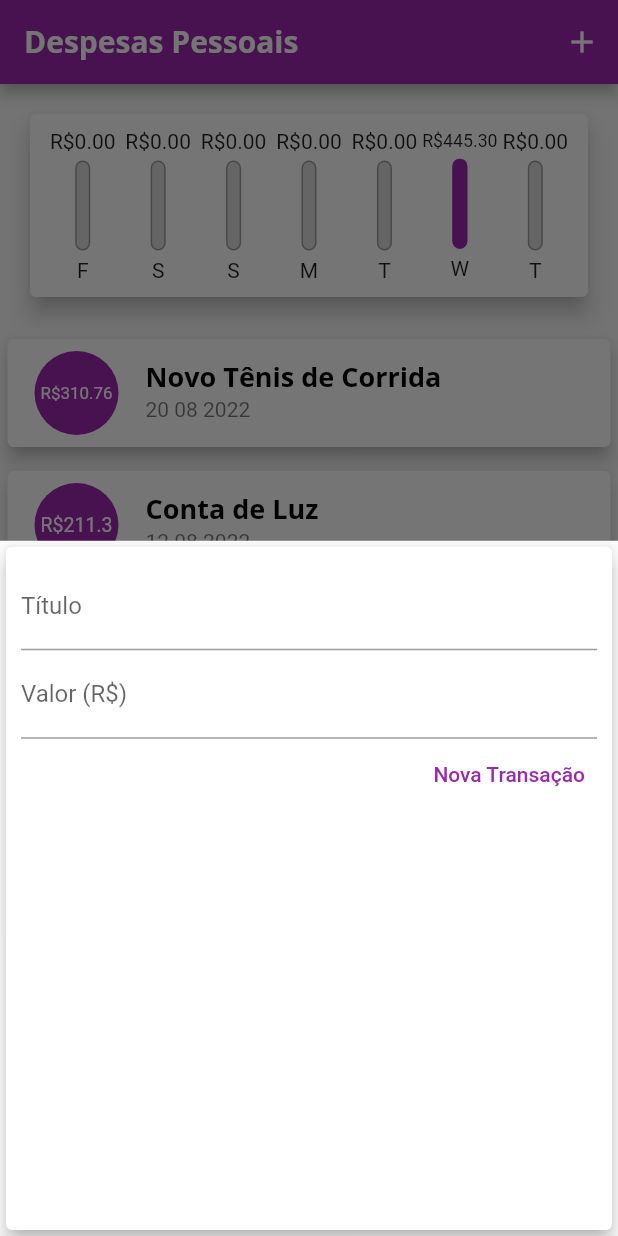
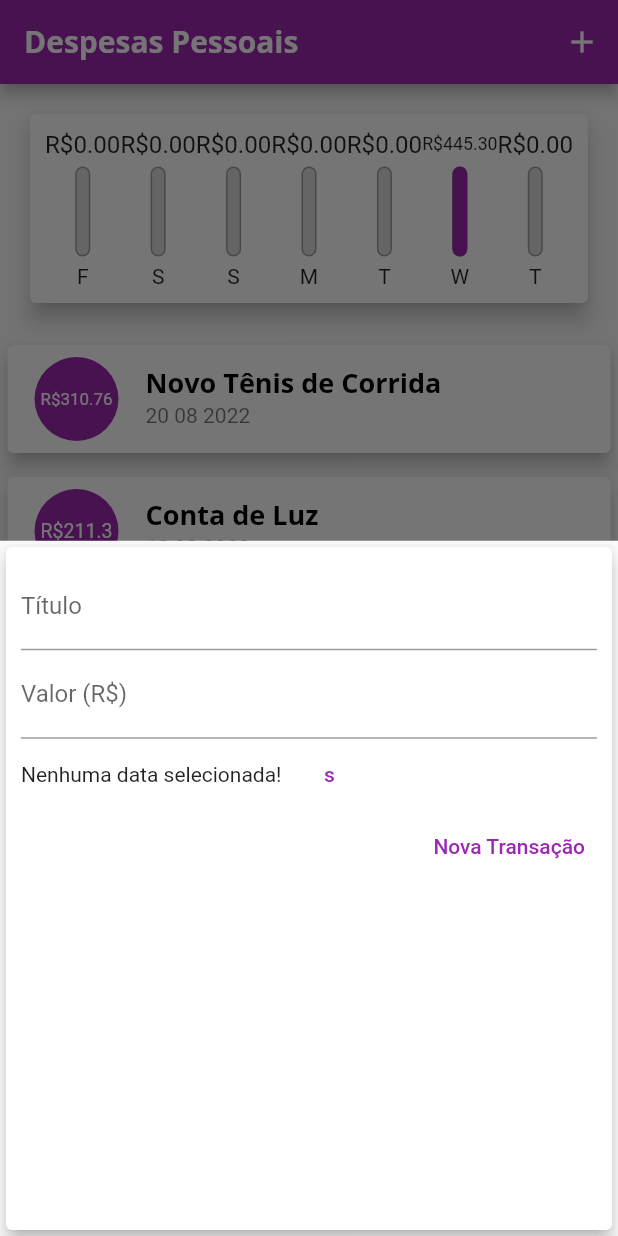
Before and after one commit to waitoair/expenses, a Flutter app: the screen it shows after launch, after a tap on the "add" icon, on a phone screen of 412 x 824 dp. Run offline on Flutter 3.47's test engine with Material 2 defaults, Android fonts, the phone set to English and light mode, and no system bars.

Commit message:
refactor: row in transaction_form.dart

```diff
--- a/lib/components/chart_bar.dart
+++ b/lib/components/chart_bar.dart
@@ -16,8 +16,11 @@ class ChartBar extends StatelessWidget {
   Widget build(BuildContext context) {
     return Column(
       children: <Widget>[
-        FittedBox(
-          child: Text('R\$${value.toStringAsFixed(2)}')
+        Container(
+          height: 20,
+          child: FittedBox(
+            child: Text('R\$${value.toStringAsFixed(2)}')
+          ),
         ),
         SizedBox(height: 5),
         Container(
--- a/lib/components/transaction_form.dart
+++ b/lib/components/transaction_form.dart
@@ -50,6 +50,21 @@ class _TransactionFormState extends State<TransactionForm> {
               ),
             ),
             Row(
+              children: <Widget>[
+                Text('Nenhuma data selecionada!'),
+                TextButton(
+                  child: Text(
+                    ''
+                        's',
+                    style: TextStyle(
+                      color: Theme.of(context).colorScheme.primary,
+                    ),
+                  ),
+                  onPressed: _submitForm,
+                )
+              ],
+            ),
+            Row(
               mainAxisAlignment: MainAxisAlignment.end,
               children: <Widget>[
                 TextButton(
```
